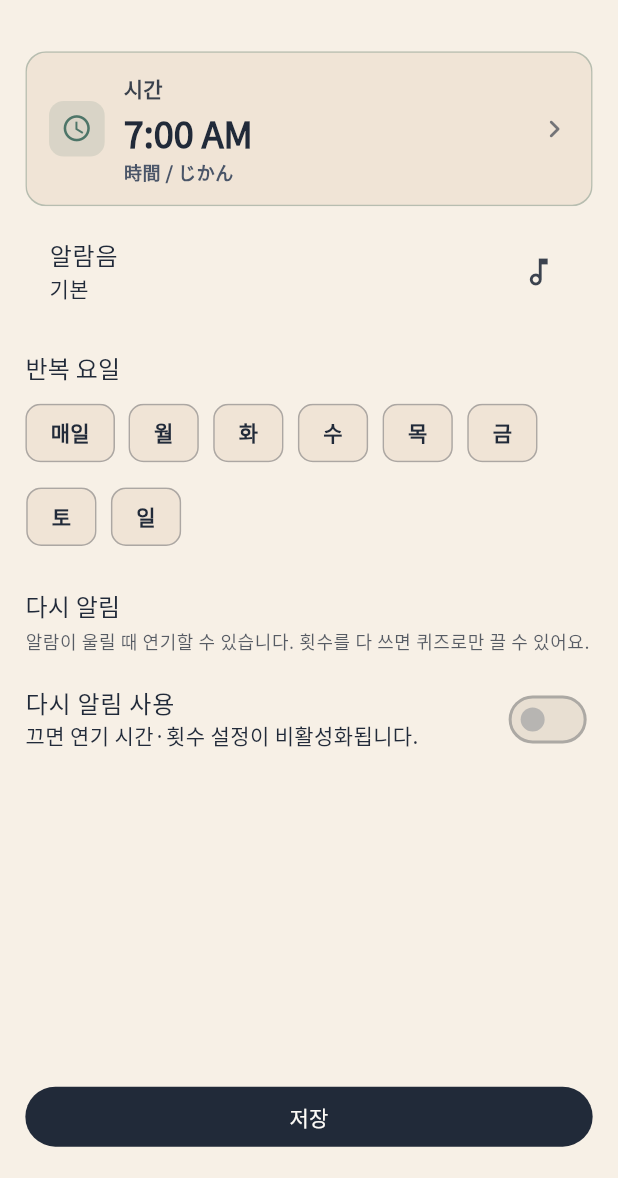
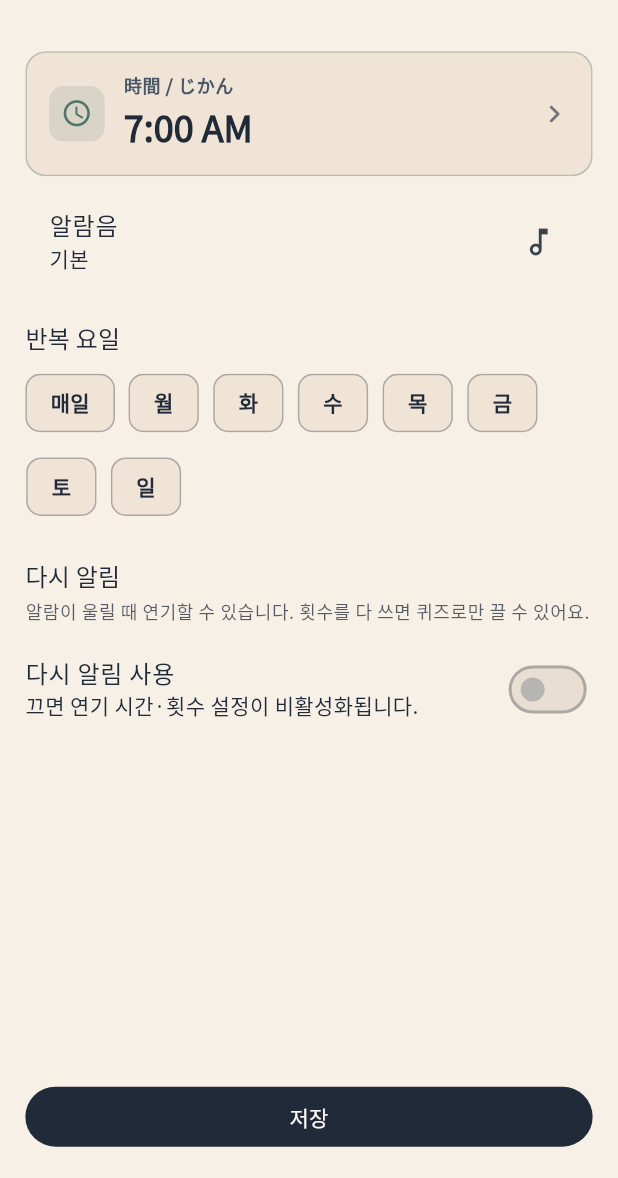
Before and after one commit to kim1bon/wake_nihongo, a Flutter app: the AddAlarmScreen screen opened directly, on a phone screen of 412 x 824 dp, the part 58-1236 px from its top. Run offline on Flutter 3.47's test engine with Material 3 defaults, Android fonts, the light colour scheme and no system bars; our stand-ins replace audioplayers, cloud_firestore, csv, firebase_auth, firebase_core, flutter_local_notifications and 7 more; missing offline and left inert: audio_session; accounts and stored records are empty; network calls fail.

Commit message:
AOS
기본 정보 설정 UI 비율 수정

```diff
--- a/lib/features/alarm/presentation/add_alarm_screen.dart
+++ b/lib/features/alarm/presentation/add_alarm_screen.dart
@@ -49,7 +49,9 @@ class _AddAlarmScreenState extends ConsumerState<AddAlarmScreen> {
     if (a != null) {
       _time = TimeOfDay(hour: a.hour, minute: a.minute);
       _weekdays = Set<int>.from(a.weekdays);
-      _soundId = AlarmSoundIds.isValid(a.soundId) ? a.soundId : AlarmSoundIds.defaultId;
+      _soundId = AlarmSoundIds.isValid(a.soundId)
+          ? a.soundId
+          : AlarmSoundIds.defaultId;
       _rescheduleEnabled = a.rescheduleEnabled;
       _rescheduleDelayMinutes = a.rescheduleDelayMinutes.clamp(1, 15);
       _rescheduleMaxCount = a.rescheduleMaxCount.clamp(1, 10);
@@ -116,9 +118,9 @@ class _AddAlarmScreenState extends ConsumerState<AddAlarmScreen> {
   Future<void> _save() async {
     if (_isSaving) return;
     if (_weekdays.isEmpty) {
-      ScaffoldMessenger.of(context).showSnackBar(
-        const SnackBar(content: Text('최소 한 요일을 선택하세요.')),
-      );
+      ScaffoldMessenger.of(
+        context,
+      ).showSnackBar(const SnackBar(content: Text('최소 한 요일을 선택하세요.')));
       return;
     }
 
@@ -346,10 +348,9 @@ class _AddAlarmScreenState extends ConsumerState<AddAlarmScreen> {
   Widget build(BuildContext context) {
     final theme = Theme.of(context);
     final scheme = theme.colorScheme;
-    final timeLabel = MaterialLocalizations.of(context).formatTimeOfDay(
-      _time,
-      alwaysUse24HourFormat: false,
-    );
+    final timeLabel = MaterialLocalizations.of(
+      context,
+    ).formatTimeOfDay(_time, alwaysUse24HourFormat: false);
 
     final rescheduleHeaderStyle = theme.textTheme.titleMedium?.copyWith(
       color: scheme.onSurface,
@@ -367,9 +368,7 @@ class _AddAlarmScreenState extends ConsumerState<AddAlarmScreen> {
     final reschedulePanelDecoration = BoxDecoration(
       color: AppPalette.beigeContainer,
       borderRadius: BorderRadius.circular(12),
-      border: Border.all(
-        color: AppPalette.green.withValues(alpha: 0.38),
-      ),
+      border: Border.all(color: AppPalette.green.withValues(alpha: 0.38)),
     );
     final pickerCupertinoTheme = CupertinoThemeData(
       brightness: Brightness.light,
@@ -444,10 +443,10 @@ class _AddAlarmScreenState extends ConsumerState<AddAlarmScreen> {
                         crossAxisAlignment: CrossAxisAlignment.start,
                         children: [
                           Text(
-                            '시간',
-                            style: theme.textTheme.labelLarge?.copyWith(
-                              color: AppPalette.navy.withValues(alpha: 0.88),
-                              fontWeight: FontWeight.w700,
+                            '時間 / じかん',
+                            style: theme.textTheme.bodySmall?.copyWith(
+                              color: AppPalette.onSurfaceVariantTone,
+                              fontWeight: FontWeight.w600,
                             ),
                           ),
                           SizedBox(height: context.h(4)),
@@ -459,13 +458,6 @@ class _AddAlarmScreenState extends ConsumerState<AddAlarmScreen> {
                             ),
                           ),
                           SizedBox(height: context.h(2)),
-                          Text(
-                            '時間 / じかん',
-                            style: theme.textTheme.bodySmall?.copyWith(
-                              color: AppPalette.onSurfaceVariantTone,
-                              fontWeight: FontWeight.w600,
-                            ),
-                          ),
                         ],
                       ),
                     ),
@@ -487,7 +479,8 @@ class _AddAlarmScreenState extends ConsumerState<AddAlarmScreen> {
               final chosen = await showModalBottomSheet<String>(
                 context: context,
                 isScrollControlled: true,
-                builder: (ctx) => AlarmSoundPickerSheet(initialSoundId: _soundId),
+                builder: (ctx) =>
+                    AlarmSoundPickerSheet(initialSoundId: _soundId),
               );
               if (chosen != null) {
                 setState(() => _soundId = chosen);
@@ -540,8 +533,10 @@ class _AddAlarmScreenState extends ConsumerState<AddAlarmScreen> {
           Text(
             '알람이 울릴 때 연기할 수 있습니다. 횟수를 다 쓰면 퀴즈로만 끌 수 있어요.',
             style: Theme.of(context).textTheme.bodySmall?.copyWith(
-                  color: Theme.of(context).colorScheme.onSurface.withValues(alpha: 0.75),
-                ),
+              color: Theme.of(
+                context,
+              ).colorScheme.onSurface.withValues(alpha: 0.75),
+            ),
           ),
           SizedBox(height: context.h(8)),
           SwitchListTile(
@@ -619,10 +614,7 @@ class _AddAlarmScreenState extends ConsumerState<AddAlarmScreen> {
                     child: Row(
                       children: [
                         Expanded(
-                          child: Text(
-                            '다시 알림 횟수',
-                            style: rescheduleHeaderStyle,
-                          ),
+                          child: Text('다시 알림 횟수', style: rescheduleHeaderStyle),
                         ),
                         Text(
                           '$_rescheduleMaxCount회',
@@ -694,6 +686,7 @@ class _AddAlarmScreenState extends ConsumerState<AddAlarmScreen> {
 }
 
 enum _DialSelectMode { hour, minute }
+
 enum _TimeInputMode { dial, keyboard }
 
 class _JapaneseDialTimePickerDialog extends StatefulWidget {
@@ -728,9 +721,12 @@ class _JapaneseDialTimePickerDialogState
     _hour12 = widget.to12Hour(widget.initial.hour);
     _minute = widget.initial.minute;
     _isPm = widget.initial.hour >= 12;
-    _hourController = TextEditingController(text: _hour12.toString().padLeft(2, '0'));
-    _minuteController =
-        TextEditingController(text: _minute.toString().padLeft(2, '0'));
+    _hourController = TextEditingController(
+      text: _hour12.toString().padLeft(2, '0'),
+    );
+    _minuteController = TextEditingController(
+      text: _minute.toString().padLeft(2, '0'),
+    );
   }
 
   @override
@@ -747,7 +743,8 @@ class _JapaneseDialTimePickerDialogState
     final hourText = _hour12.toString().padLeft(2, '0');
     final minuteText = _minute.toString().padLeft(2, '0');
     if (_hourController.text != hourText) _hourController.text = hourText;
-    if (_minuteController.text != minuteText) _minuteController.text = minuteText;
+    if (_minuteController.text != minuteText)
+      _minuteController.text = minuteText;
   }
 
   void _onHourTextChanged(String raw) {
@@ -1078,8 +1075,9 @@ class _JapaneseDialTimePickerDialogState
               ),
               onPressed: () {
                 final hour24 = widget.to24Hour(hour12: _hour12, isPm: _isPm);
-                Navigator.of(context)
-                    .pop(TimeOfDay(hour: hour24, minute: _minute));
+                Navigator.of(
+                  context,
+                ).pop(TimeOfDay(hour: hour24, minute: _minute));
               },
               child: const Text('확인'),
             ),
@@ -1140,10 +1138,7 @@ class _JapaneseDial extends StatelessWidget {
 }
 
 class _JapaneseDialPainter extends CustomPainter {
-  _JapaneseDialPainter({
-    required this.mode,
-    required this.selectedAngle,
-  });
+  _JapaneseDialPainter({required this.mode, required this.selectedAngle});
 
   final _DialSelectMode mode;
   final double selectedAngle;
@@ -1194,16 +1189,24 @@ class _JapaneseDialPainter extends CustomPainter {
     final labelEvery = mode == _DialSelectMode.hour ? 1 : 5;
     for (var i = 0; i < count; i++) {
       final a = (i / count) * 2 * math.pi - math.pi / 2;
-      final tickInner = center + Offset(math.cos(a), math.sin(a)) * (radius - 10);
-      final tickOuter = center + Offset(math.cos(a), math.sin(a)) * (radius - (i % labelEvery == 0 ? 2 : 5));
+      final tickInner =
+          center + Offset(math.cos(a), math.sin(a)) * (radius - 10);
+      final tickOuter =
+          center +
+          Offset(math.cos(a), math.sin(a)) *
+              (radius - (i % labelEvery == 0 ? 2 : 5));
       final tickPaint = Paint()
-        ..color = AppPalette.navy.withValues(alpha: i % labelEvery == 0 ? 0.35 : 0.18)
+        ..color = AppPalette.navy.withValues(
+          alpha: i % labelEvery == 0 ? 0.35 : 0.18,
+        )
         ..strokeWidth = i % labelEvery == 0 ? 1.5 : 1;
       canvas.drawLine(tickInner, tickOuter, tickPaint);
 
       if (i % labelEvery == 0) {
         final isHourMode = mode == _DialSelectMode.hour;
-        final label = isHourMode ? '${i == 0 ? 12 : i}' : i.toString().padLeft(2, '0');
+        final label = isHourMode
+            ? '${i == 0 ? 12 : i}'
+            : i.toString().padLeft(2, '0');
         final numberTp = TextPainter(
           text: TextSpan(
             text: label,
@@ -1219,9 +1222,7 @@ class _JapaneseDialPainter extends CustomPainter {
         )..layout();
         final jaTp = TextPainter(
           text: TextSpan(
-            text: isHourMode
-                ? _hourKanjiLabels[i]
-                : _minuteKanjiLabels[i ~/ 5],
+            text: isHourMode ? _hourKanjiLabels[i] : _minuteKanjiLabels[i ~/ 5],
             style: TextStyle(
               color: AppPalette.navy.withValues(alpha: 0.58),
               fontSize: isHourMode ? 9 : 8.5,
@@ -1232,7 +1233,8 @@ class _JapaneseDialPainter extends CustomPainter {
           ),
           textDirection: TextDirection.ltr,
         )..layout();
-        final pos = center +
+        final pos =
+            center +
             Offset(math.cos(a), math.sin(a)) * (radius - 26) -
             Offset(numberTp.width / 2, numberTp.height / 2);
         final numberDy = -3.5;
@@ -1245,8 +1247,12 @@ class _JapaneseDialPainter extends CustomPainter {
       }
     }
 
-    final handEnd = center +
-        Offset(math.cos(selectedAngle - math.pi / 2), math.sin(selectedAngle - math.pi / 2)) *
+    final handEnd =
+        center +
+        Offset(
+              math.cos(selectedAngle - math.pi / 2),
+              math.sin(selectedAngle - math.pi / 2),
+            ) *
             (radius - 34);
     final handPaint = Paint()
       ..color = AppPalette.green
@@ -1259,6 +1265,7 @@ class _JapaneseDialPainter extends CustomPainter {
 
   @override
   bool shouldRepaint(covariant _JapaneseDialPainter oldDelegate) {
-    return oldDelegate.mode != mode || oldDelegate.selectedAngle != selectedAngle;
+    return oldDelegate.mode != mode ||
+        oldDelegate.selectedAngle != selectedAngle;
   }
 }
```
Also changed, not shown: lib/app/app.dart (+24 -16 lines).
